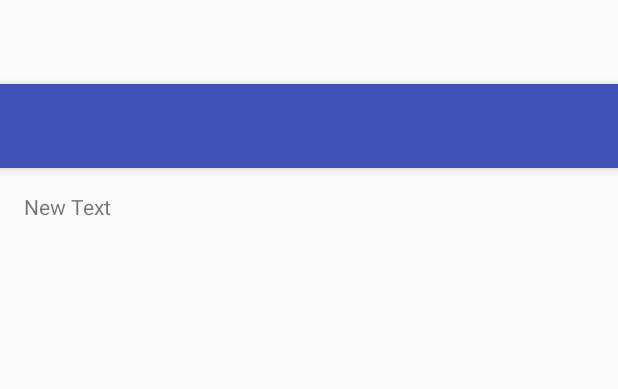
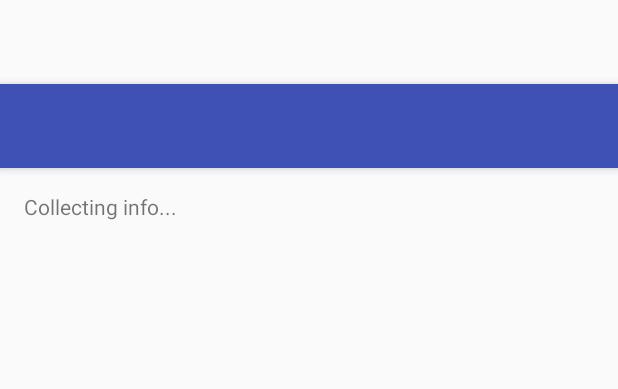
Before and after one commit to Ngobw0s0h/kaltura, an Android app: the layout activity_main.xml on its own in the app's theme, with its tools: preview values and no code run, on a phone screen of 412 x 824 dp. Shown: the top 389 px of the screen. Run offline under Robolectric (Android 15) with nearby library versions, the phone set to English and light mode, and no system bars.

Commit message:
Collect info in async mode, since it can take about a second.

```diff
--- a/app/src/main/res/layout/content_main.xml
+++ b/app/src/main/res/layout/content_main.xml
@@ -11,12 +11,8 @@
     android:paddingTop="@dimen/activity_vertical_margin"
     app:layout_behavior="@string/appbar_scrolling_view_behavior"
     tools:context="com.kaltura.kalturadeviceinfo.MainActivity"
-    tools:showIn="@layout/activity_main">
-
-    <!--WebView
-        android:layout_width="fill_parent"
-        android:layout_height="fill_parent"
-        android:id="@+id/webView"/-->
+    tools:showIn="@layout/activity_main"
+    tools:ignore="HardcodedText">
 
     <ScrollView
         android:layout_width="fill_parent"
@@ -26,8 +22,9 @@
         <TextView
             android:layout_width="fill_parent"
             android:layout_height="wrap_content"
-            android:text="New Text"
+            android:text="Collecting info..."
             android:id="@+id/textView"
-            android:textIsSelectable="true"/>
+            android:textIsSelectable="true"
+            />
     </ScrollView>
 </RelativeLayout>
```
Also changed, not shown: app/src/main/java/com/kaltura/kalturadeviceinfo/MainActivity.java (+17 -3 lines).
